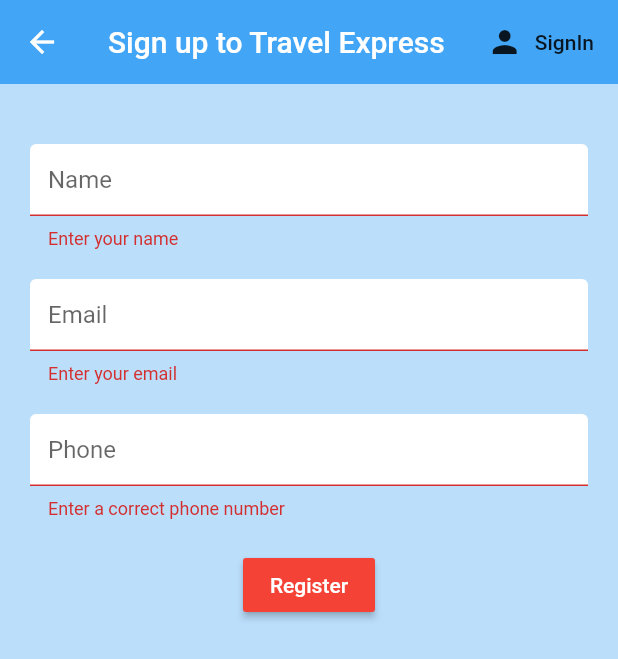
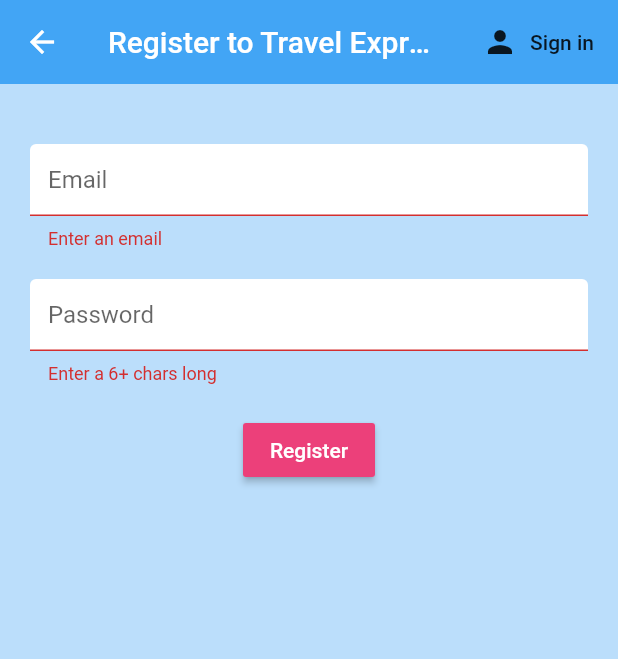
Before and after one commit to MusinguziDenis/travel-express, a Flutter app: the Register screen opened directly, after a tap on "Register", on a phone screen of 412 x 824 dp. Shown: the top 659 px of the screen. Run offline on Flutter 3.47's test engine with Material 2 defaults, Android fonts, the phone set to English and light mode, and no system bars; our stand-ins replace cloud_firestore, firebase_auth, flutter_spinkit, google_fonts; accounts and stored records are empty.

Commit message:
changed the login method to email and password

```diff
--- a/lib/models/user.dart
+++ b/lib/models/user.dart
@@ -1,5 +1,6 @@
 class User {
   final String uid;
+  final String email;
 
-  User({this.uid});
+  User({this.uid, this.email});
 }
--- a/lib/screens/authenticate/register.dart
+++ b/lib/screens/authenticate/register.dart
@@ -5,17 +5,19 @@ import 'package:travel_express/shared/constants.dart';
 class Register extends StatefulWidget {
   final Function toggleView;
   Register({this.toggleView});
+
   @override
   _RegisterState createState() => _RegisterState();
 }
 
 class _RegisterState extends State<Register> {
-  String phone = '';
+  final AuthService _auth = AuthService();
+  final _formKey = GlobalKey<FormState>();
+
+  //text field state
+  String email = '';
+  String password = '';
   String error = '';
-  String name = '';
-  final _formKey = GlobalKey<FormState>();
-  final AuthService _auth = AuthService();
-  bool loading = false;
   @override
   Widget build(BuildContext context) {
     return Scaffold(
@@ -23,19 +25,18 @@ class _RegisterState extends State<Register> {
       appBar: AppBar(
         backgroundColor: Colors.blue[400],
         elevation: 0.0,
-          title: Text('Sign up to Travel Express'),
+        title: Text('Register to Travel Express'),
         actions: [
           FlatButton.icon(
-              icon: Icon(Icons.person),
-              label: Text('SignIn'),
               onPressed: () {
                 widget.toggleView();
               },
+              icon: Icon(Icons.person),
+              label: Text('Sign in'))
+        ],
       ),
-          ]),
       body: Container(
         padding: EdgeInsets.symmetric(vertical: 20.0, horizontal: 20.0),
-          child: SingleChildScrollView(
         child: Form(
             key: _formKey,
             child: Column(
@@ -44,70 +45,53 @@ class _RegisterState extends State<Register> {
                   height: 20.0,
                 ),
                 TextFormField(
-                      keyboardType: TextInputType.text,
-                      decoration:
-                          textInputDecoration.copyWith(hintText: 'Name'),
-                      validator: (val) =>
-                          val.isEmpty ? 'Enter your name' : null,
-                      onChanged: (val) {
-                        setState(() => name = val);
+                  decoration: textInputDecoration.copyWith(hintText: 'Email'),
+                  validator: (value) => value.isEmpty ? 'Enter an email' : null,
+                  onChanged: (value) {
+                    setState(() => email = value);
                   },
                 ),
                 SizedBox(
                   height: 20.0,
                 ),
                 TextFormField(
-                      keyboardType: TextInputType.text,
                   decoration:
-                          textInputDecoration.copyWith(hintText: 'Email'),
-                      validator: (val) =>
-                          val.isEmpty ? 'Enter your email' : null,
-                      onChanged: (val) {
-                        setState(() => name = val);
-                      },
-                    ),
-                    SizedBox(
-                      height: 20.0,
-                    ),
-                    TextFormField(
-                      keyboardType: TextInputType.number,
-                      decoration:
-                          textInputDecoration.copyWith(hintText: 'Phone'),
-                      validator: (val) => val.length < 10
-                          ? 'Enter a correct phone number'
-                          : null,
-                      onChanged: (val) {
-                        setState(() => phone = val);
+                      textInputDecoration.copyWith(hintText: 'Password'),
+                  validator: (value) =>
+                      value.length < 6 ? 'Enter a 6+ chars long' : null,
+                  obscureText: true,
+                  onChanged: (value) {
+                    setState(() => password = value);
                   },
                 ),
                 SizedBox(
                   height: 20.0,
                 ),
                 RaisedButton(
-                      color: Colors.red,
+                  color: Colors.pink[400],
                   child: Text(
                     'Register',
                     style: TextStyle(color: Colors.white),
                   ),
                   onPressed: () async {
-                        setState(() => loading = true);
                     if (_formKey.currentState.validate()) {
-                          dynamic result = await _auth.registerwithPhoneNumber(
-                              phone, context);
+                      dynamic result = await _auth.registerWithEmailAndPassword(
+                          email, password);
                       if (result == null) {
-                            setState(() {
-                              error = 'Please give a valid phone number';
-                              loading = false;
-                            });
+                        setState(() => error = 'please supply a valid email');
                       }
-                          print(phone);
+                      print(email);
+                      print(password);
                     }
-                        print(phone);
                   },
-                    )
+                ),
+                SizedBox(
+                  height: 20.0,
+                ),
+                Text(error, style: TextStyle(color: Colors.red, fontSize: 14.0))
               ],
             )),
-          )),
+      ),
     );
   }
 }
--- a/lib/screens/home/account.dart
+++ b/lib/screens/home/account.dart
@@ -28,7 +28,7 @@ class Account extends StatelessWidget {
         body: Container(
           decoration: BoxDecoration(
               image: DecorationImage(
-                  image: AssetImage('assets/images/bus.jpg'),
+                  image: AssetImage('assets/images/mountain.jpg'),
                   fit: BoxFit.cover)),
           child: TripList(),
         ),
```
Also changed, not shown: lib/screens/authenticate/sign_in.dart (+45 -58 lines), lib/screens/home/book.dart (+43 -6 lines), lib/screens/home/trip_tile.dart (+19 -10 lines), lib/services/auth.dart (+26 -104 lines). Lines whose indentation alone changed are shown as unchanged.
